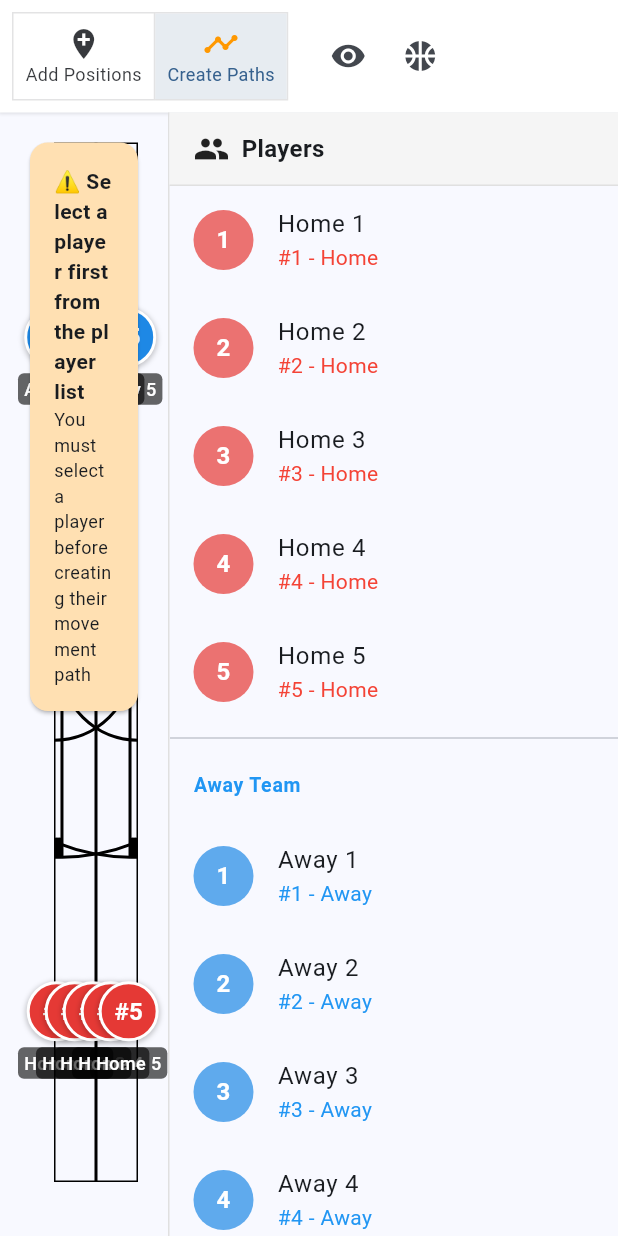
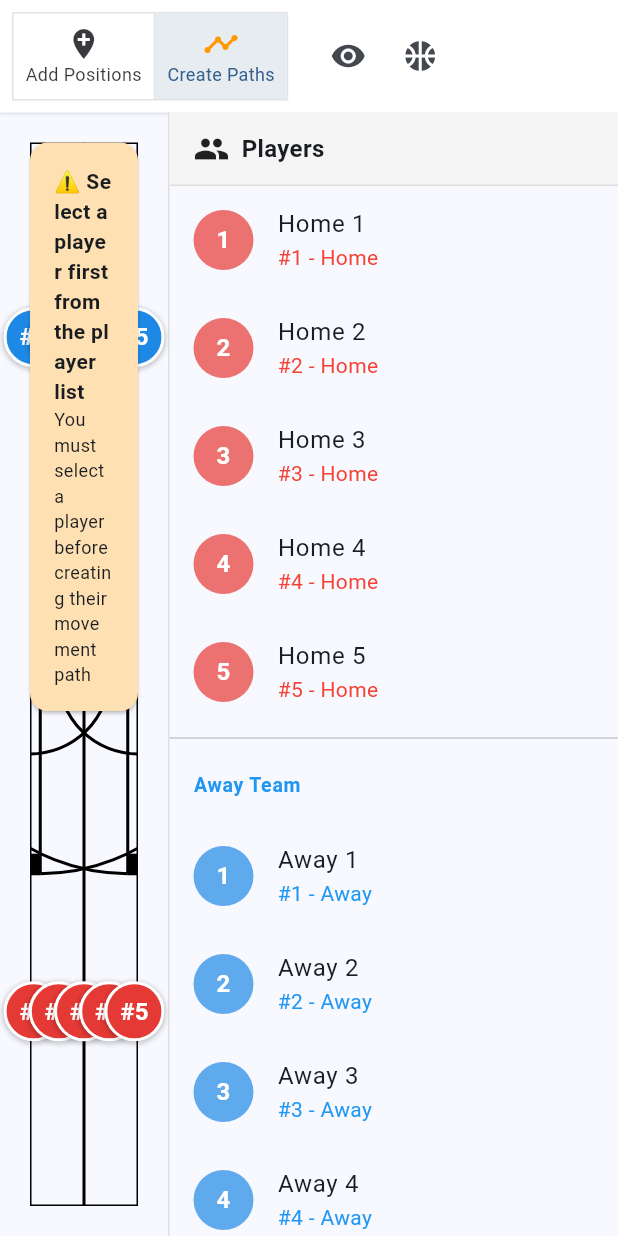
Before and after one commit to JiantaoFu/basketball_tactics, a Flutter app: the screen it shows after launch, after a tap on "Create Paths", on a phone screen of 412 x 824 dp. Run offline on Flutter 3.47's test engine with Material 3 defaults, Android fonts, the phone set to English and light mode, and no system bars.

Commit message:
fix ui issues

```diff
--- a/lib/widgets/basketball_court.dart
+++ b/lib/widgets/basketball_court.dart
@@ -30,7 +30,8 @@ class _BasketballCourtState extends State<BasketballCourt> {
   final FocusNode _focusNode = FocusNode();
   Timer? _moveTimer;
   Set<LogicalKeyboardKey> _pressedKeys = {};
-  Map<int, bool> _hoverStates = {};
+  final Map<int, bool> _hoverStates = {};
+  final Map<int, Offset> _dragOffsets = {};
 
   void _onTapUp(TapUpDetails details) {
     final gameState = context.read<GameState>();
@@ -47,8 +48,8 @@ class _BasketballCourtState extends State<BasketballCourt> {
   void _handleAddSnapPosition(Offset localPosition) {
     final gameState = context.read<GameState>();
     final RenderBox box = context.findRenderObject() as RenderBox;
-    // Adjust for padding
-    final x = (localPosition.dx - 16) / (box.size.width - 32);  // Subtract padding from both sides
+
+    final x = localPosition.dx / box.size.width;
     final y = localPosition.dy / box.size.height;
 
     bool clickedOnDelete = false;
@@ -56,13 +57,13 @@ class _BasketballCourtState extends State<BasketballCourt> {
     // Check if we clicked on a delete button
     if (gameState.showSnapPositions) {
       for (var entry in gameState.snapPositions.asMap().entries) {
-        final snapX = entry.value.x * (box.size.width - 32) + 16;  // Position of circle center
+        final snapX = entry.value.x * box.size.width;
         final snapY = entry.value.y * box.size.height;
         final dx = localPosition.dx - snapX;
         final dy = localPosition.dy - snapY;
         final distance = sqrt(dx * dx + dy * dy);
 
-        if (distance <= 12) {  // 12px radius for circle
+        if (distance <= CourtPainter.kSnapPositionHalfSize) {
           setState(() {
             _hoverStates.clear();
           });
@@ -114,7 +115,7 @@ class _BasketballCourtState extends State<BasketballCourt> {
       final dy = localPosition.dy - snapY;
       final distance = sqrt(dx * dx + dy * dy);
 
-      if (distance <= 12 && distance < minDistance) {
+      if (distance <= CourtPainter.kSnapPositionHalfSize && distance < minDistance) {
         minDistance = distance;
         closestIndex = entry.key;
       }
@@ -130,22 +131,8 @@ class _BasketballCourtState extends State<BasketballCourt> {
     }
   }
 
-  @override
-  Widget build(BuildContext context) {
-    final gameState = context.watch<GameState>();
-
-    return Focus(
-      focusNode: _focusNode,
-      onKeyEvent: _handleKeyEvent,
-      child: GestureDetector(
-        onTapUp: _onTapUp,
-        child: LayoutBuilder(
-          builder: (context, constraints) {
-            return Stack(
-              children: [
-                Padding(
-                  padding: const EdgeInsets.only(left: 16.0, bottom: 16.0),
-                  child: CustomPaint(
+  Widget _buildCourt(GameState gameState, BoxConstraints constraints) {
+    return CustomPaint(
       painter: CourtPainter(
         isFullCourt: widget.isFullCourt,
         snapPositions: gameState.snapPositions,
@@ -156,52 +143,26 @@ class _BasketballCourtState extends State<BasketballCourt> {
         selectedPlayerId: widget.selectedPlayerId,
       ),
       size: Size(constraints.maxWidth, constraints.maxHeight),
-                  ),
-                ),
-                // Draw players
-                ...gameState.players.map((player) {
-                  return Positioned(
-                    left: player.x * (constraints.maxWidth - 32) + 16 - 20,  // Account for padding and center
-                    top: player.y * constraints.maxHeight - 20,  // Center vertically
-                    child: GestureDetector(
-                      onTap: () {
-                        if (widget.onPlayerSelected != null) {
-                          widget.onPlayerSelected!(player.id == widget.selectedPlayerId ? null : player.id);
+    );
   }
-                      },
-                      onPanUpdate: (details) {
-                        if (player.id == widget.selectedPlayerId) {
-                          final RenderBox box = context.findRenderObject() as RenderBox;
-                          final position = box.globalToLocal(details.globalPosition);
 
-                          // Get the position relative to the court, accounting for padding
-                          final x = ((position.dx - 16) / (constraints.maxWidth - 32)).clamp(0.0, 1.0);
-                          final y = (position.dy / constraints.maxHeight).clamp(0.0, 1.0);
+  List<Widget> _buildSnapPositions(GameState gameState, BoxConstraints constraints) {
+    if (!gameState.showSnapPositions && !widget.isAddingSnapPositions && !widget.isCreatingPaths) {
+      return [];
+    }
 
-                          // Update player position
-                          context.read<GameState>().updatePlayerPosition(player.id, x, y);
-                        }
-                      },
-                      child: PlayerWidget(
-                        player: player,
-                        isSelected: player.id == widget.selectedPlayerId,
-                      ),
-                    ),
-                  );
-                }).toList(),
-                if (gameState.showSnapPositions || widget.isAddingSnapPositions || widget.isCreatingPaths)
-                  ...gameState.snapPositions.asMap().entries.map((entry) {
+    return gameState.snapPositions.asMap().entries.map((entry) {
       final index = entry.key;
       final pos = entry.value;
       return Positioned(
-                      left: pos.x * (constraints.maxWidth - 32) + 16 - 12,  // Center the 24px circle
-                      top: pos.y * constraints.maxHeight - 12,
+        left: pos.x * constraints.maxWidth - CourtPainter.kSnapPositionHalfSize,
+        top: pos.y * constraints.maxHeight - CourtPainter.kSnapPositionHalfSize,
         child: MouseRegion(
           onEnter: (_) => setState(() => _hoverStates[index] = true),
           onExit: (_) => setState(() => _hoverStates[index] = false),
           child: Container(
-                          width: 24,
-                          height: 24,
+            width: CourtPainter.kSnapPositionSize,
+            height: CourtPainter.kSnapPositionSize,
             decoration: BoxDecoration(
               shape: BoxShape.circle,
               color: widget.isCreatingPaths
@@ -228,7 +189,74 @@ class _BasketballCourtState extends State<BasketballCourt> {
           ),
         ),
       );
-                  }).toList(),
+    }).toList();
+  }
+
+  List<Widget> _buildPlayers(GameState gameState, BoxConstraints constraints) {
+    return gameState.players.map((player) {
+      return Positioned(
+        left: player.x * constraints.maxWidth - CourtPainter.kPlayerHalfSize,
+        top: player.y * constraints.maxHeight - CourtPainter.kPlayerHalfSize,
+        child: GestureDetector(
+          onTap: () {
+            if (widget.onPlayerSelected != null) {
+              widget.onPlayerSelected!(player.id == widget.selectedPlayerId ? null : player.id);
+            }
+          },
+          onPanStart: (details) {
+            final grabOffsetX = details.localPosition.dx - CourtPainter.kPlayerHalfSize;
+            final grabOffsetY = details.localPosition.dy - CourtPainter.kPlayerHalfSize;
+            setState(() {
+              _dragOffsets[player.id] = Offset(grabOffsetX, grabOffsetY);
+            });
+          },
+          onPanUpdate: (details) {
+            if (player.id == widget.selectedPlayerId) {
+              final RenderBox box = context.findRenderObject() as RenderBox;
+              final position = box.globalToLocal(details.globalPosition);
+
+              // Adjust position by the initial grab offset
+              final offset = _dragOffsets[player.id] ?? Offset.zero;
+              final adjustedX = position.dx - offset.dx;
+              final adjustedY = position.dy - offset.dy;
+
+              final x = (adjustedX / box.size.width).clamp(0.0, 1.0);
+              final y = (adjustedY / box.size.height).clamp(0.0, 1.0);
+
+              context.read<GameState>().updatePlayerPosition(player.id, x, y);
+            }
+          },
+          onPanEnd: (details) {
+            setState(() {
+              _dragOffsets.remove(player.id);
+            });
+          },
+          child: PlayerWidget(
+            player: player,
+            isSelected: player.id == widget.selectedPlayerId,
+          ),
+        ),
+      );
+    }).toList();
+  }
+
+  @override
+  Widget build(BuildContext context) {
+    final gameState = context.watch<GameState>();
+
+    return Focus(
+      focusNode: _focusNode,
+      onKeyEvent: _handleKeyEvent,
+      child: GestureDetector(
+        onTapUp: _onTapUp,
+        child: LayoutBuilder(
+          builder: (context, constraints) {
+            return Stack(
+              clipBehavior: Clip.none,
+              children: [
+                _buildCourt(gameState, constraints),
+                ..._buildSnapPositions(gameState, constraints),
+                ..._buildPlayers(gameState, constraints),
               ],
             );
           },
@@ -357,12 +385,9 @@ class PlayerWidget extends StatelessWidget {
   Widget build(BuildContext context) {
     return GestureDetector(
       onDoubleTap: () => _showNameEditDialog(context),
-      child: Column(
-        mainAxisSize: MainAxisSize.min,
-        children: [
-          Container(
-            width: 40,
-            height: 40,
+      child: Container(
+        width: CourtPainter.kPlayerSize,
+        height: CourtPainter.kPlayerSize,
         decoration: BoxDecoration(
           shape: BoxShape.circle,
           color: player.color,
@@ -396,29 +421,17 @@ class PlayerWidget extends StatelessWidget {
           ),
         ),
       ),
-          const SizedBox(height: 4),
-          Container(
-            padding: const EdgeInsets.symmetric(horizontal: 4, vertical: 2),
-            decoration: BoxDecoration(
-              color: Colors.black.withOpacity(0.6),
-              borderRadius: BorderRadius.circular(4),
-            ),
-            child: Text(
-              player.name,
-              style: const TextStyle(
-                color: Colors.white,
-                fontSize: 12,
-                fontWeight: FontWeight.w500,
-              ),
-            ),
-          ),
-        ],
-      ),
     );
   }
 }
 
 class CourtPainter extends CustomPainter {
+  static const double kSnapPositionSize = 40.0;
+  static const double kPlayerSize = 40.0;
+  static const double kMargin = 20.0;
+  static const double kSnapPositionHalfSize = kSnapPositionSize / 2;
+  static const double kPlayerHalfSize = kPlayerSize / 2;
+
   final bool isFullCourt;
   final List<SnapPosition> snapPositions;
   final List<MovementPath> movementPaths;
@@ -432,7 +445,7 @@ class CourtPainter extends CustomPainter {
     required this.snapPositions,
     required this.movementPaths,
     required this.showSnapPositions,
-    this.isCreatingPath = false,
+    required this.isCreatingPath,
     this.pathStartIndex,
     this.selectedPlayerId,
   });
@@ -445,11 +458,11 @@ class CourtPainter extends CustomPainter {
       ..style = PaintingStyle.stroke;
 
     // Add margins to the court dimensions
-    final margin = 20.0;  // Add 20 pixels of margin
-    final courtWidth = (isFullCourt ? size.width : size.width * 0.6) - (margin * 2);  // Subtract margins
-    final courtHeight = size.height - (margin * 2);  // Subtract margins
+    final margin = kMargin;
+    final courtWidth = (isFullCourt ? size.width : size.width * 0.6) - (margin * 2);
+    final courtHeight = size.height - (margin * 2);
 
-    // Translate the canvas to create the margin space
+    // Translate canvas to account for margin
     canvas.translate(margin, margin);
 
     // Center the court horizontally if it's half court
@@ -473,11 +486,18 @@ class CourtPainter extends CustomPainter {
       );
 
       // Draw center circle
-      final centerY = courtHeight / 2;
       final centerCircleRadius = courtWidth * 0.06;
       canvas.drawCircle(
-        Offset(centerX, centerY),
+        Offset(centerX, courtHeight / 2),
         centerCircleRadius,
+        paint,
+      );
+    } else {
+      // Draw half circle at the right edge
+      final halfCircleRadius = courtWidth * 0.06;
+      canvas.drawCircle(
+        Offset(courtWidth, courtHeight / 2),
+        halfCircleRadius,
         paint,
       );
     }
@@ -513,41 +533,6 @@ class CourtPainter extends CustomPainter {
       canvas.restore();
     }
 
-    // Draw snap positions
-    if (showSnapPositions) {
-      for (var i = 0; i < snapPositions.length; i++) {
-        final pos = snapPositions[i];
-        final point = Offset(pos.x * size.width, pos.y * size.height);
-
-        // Determine point color based on state
-        Color pointColor;
-        double pointSize;
-
-        if (isCreatingPath) {
-          if (i == pathStartIndex) {
-            // Selected start position
-            pointColor = Colors.orange;
-            pointSize = 8.0;
-          } else {
-            // Available positions
-            pointColor = Colors.blue.withOpacity(0.6);
-            pointSize = 6.0;
-          }
-        } else {
-          // Normal state
-          pointColor = Colors.blue.withOpacity(0.6);
-          pointSize = 6.0;
-        }
-
-        // Draw point
-        canvas.drawCircle(
-          point,
-          pointSize,
-          Paint()..color = pointColor,
-        );
-      }
-    }
-
     // Draw movement paths
     if (movementPaths.isNotEmpty) {
       final pathPaint = Paint()
@@ -561,8 +546,25 @@ class CourtPainter extends CustomPainter {
           final start = snapPositions[path.startPositionIndex];
           final end = snapPositions[path.endPositionIndex];
 
-          final startPoint = Offset(start.x * size.width, start.y * size.height);
-          final endPoint = Offset(end.x * size.width, end.y * size.height);
+          // Convert from widget coordinates to translated canvas coordinates
+          // Account for both translations:
+          // 1. margin translation: (margin, margin)
+          // 2. half court centering: ((size.width - courtWidth - margin * 2) / 2, 0)
+          final courtWidth = (isFullCourt ? size.width : size.width * 0.6) - (kMargin * 2);
+          final halfCourtOffset = !isFullCourt ? (size.width - courtWidth - kMargin * 2) / 2 : 0;
+
+          final startPoint = Offset(
+            start.x * size.width - kMargin - halfCourtOffset,
+            start.y * size.height - kMargin
+          );
+          final endPoint = Offset(
+            end.x * size.width - kMargin - halfCourtOffset,
+            end.y * size.height - kMargin
+          );
+
+          print('Path ${path.startPositionIndex} -> ${path.endPositionIndex}:');
+          print('  Line start: (${startPoint.dx}, ${startPoint.dy})');
+          print('  Raw position: (${start.x}, ${start.y})');
 
           // Draw path line
           canvas.drawLine(startPoint, endPoint, pathPaint);
@@ -582,19 +584,6 @@ class CourtPainter extends CustomPainter {
           canvas.drawPath(arrowPath, pathPaint..style = PaintingStyle.fill);
         }
       }
-    }
-
-    // Draw current path being created
-    if (isCreatingPath && pathStartIndex != null) {
-      final start = snapPositions[pathStartIndex!];
-      final startPoint = Offset(start.x * size.width, start.y * size.height);
-
-      final pathPaint = Paint()
-        ..color = Colors.orange
-        ..strokeWidth = 2
-        ..style = PaintingStyle.stroke;
-
-      canvas.drawCircle(startPoint, 8.0, pathPaint);
     }
   }
 
```
Lines whose indentation alone changed are shown as unchanged.
